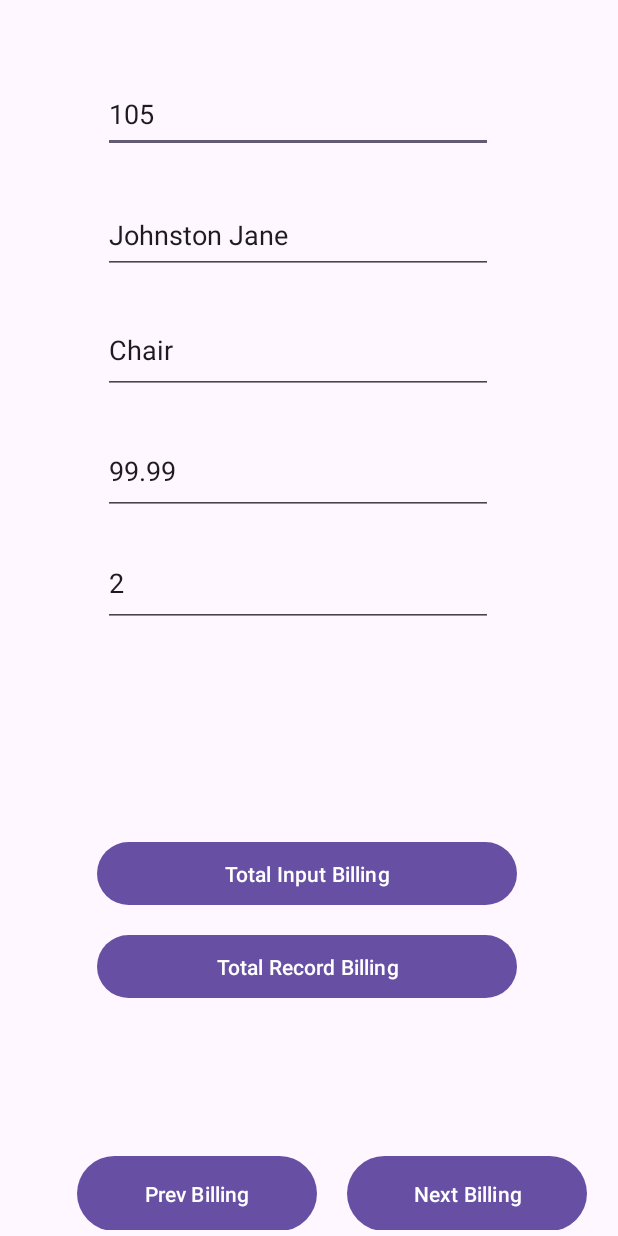
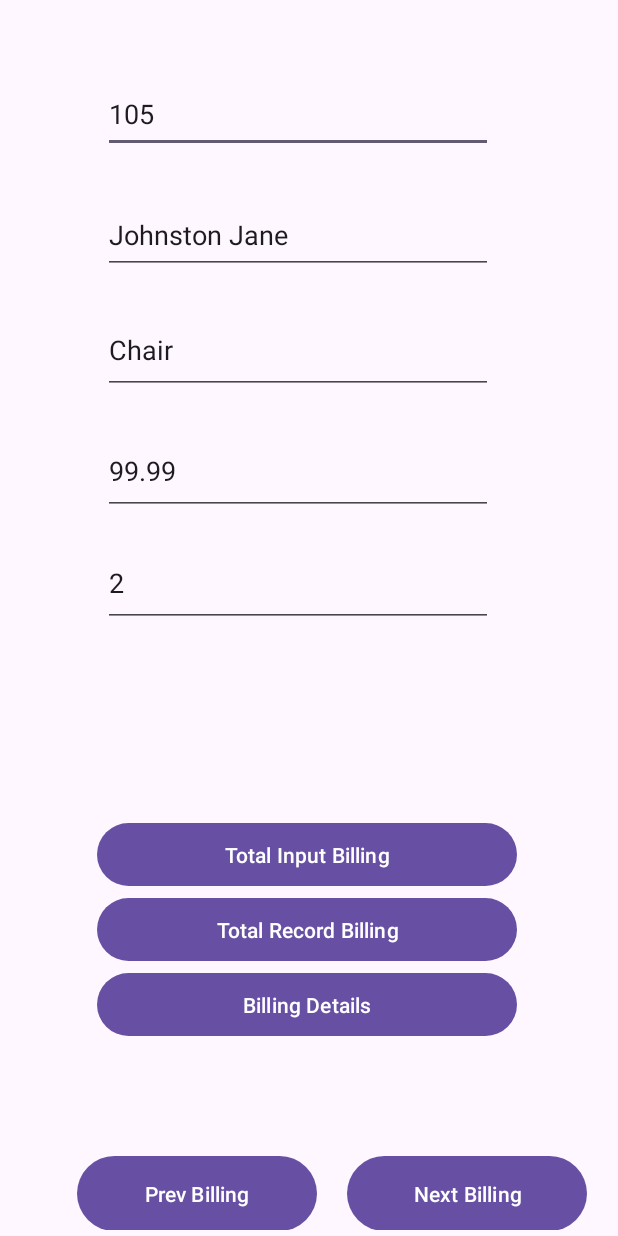
Before and after one commit to Karishma0407/VC-Mobile-Application, an Android app: the screen it shows after launch (MainActivity), on a phone screen of 412 x 824 dp. Run offline under Robolectric (Android 15) with nearby library versions, the phone set to English and light mode, and no system bars.

Commit message:
Lab3 course project, Billing ativity

```diff
--- a/Lab3/BillingProject/app/src/main/AndroidManifest.xml
+++ b/Lab3/BillingProject/app/src/main/AndroidManifest.xml
@@ -13,6 +13,9 @@
         android:theme="@style/Theme.BillingProject"
         tools:targetApi="31">
         <activity
+            android:name=".BillingActivity"
+            android:exported="false" />
+        <activity
             android:name=".MainActivity"
             android:exported="true">
             <intent-filter>
--- a/Lab3/BillingProject/app/src/main/java/com/example/billingproject/MainActivity.java
+++ b/Lab3/BillingProject/app/src/main/java/com/example/billingproject/MainActivity.java
@@ -1,7 +1,13 @@
 package com.example.billingproject;
 
+import androidx.activity.result.ActivityResult;
+import androidx.activity.result.ActivityResultCallback;
+import androidx.activity.result.ActivityResultLauncher;
+import androidx.activity.result.contract.ActivityResultContracts;
 import androidx.appcompat.app.AppCompatActivity;
 
+import android.app.Activity;
+import android.content.Intent;
 import android.os.Bundle;
 import android.util.Log;
 import android.view.View;
@@ -21,12 +27,15 @@ public class MainActivity extends AppCompatActivity {
     private TextView recordBillingText_view;
     private Button totalInputBilling_button;
     private Button totalRecordBilling_button;
+    private Button billingDetails_button;
     private Button prev_button;
     private Button next_button;
 
     private int currentIndex = 0;
     public static  String TAG = "Billing Project";
     public static String KEY_INDEX = "index";
+
+    public Billing[] all_billingRecords;
 
     @Override
     protected void onCreate(Bundle savedInstanceState) {
@@ -39,7 +48,7 @@ public class MainActivity extends AppCompatActivity {
         Billing billingRecord3 = new Billing(113, "Samson Amina", "KeyUSB", 14.99, 2);
 
         //Data Structure: Array of Objects
-        Billing[] all_billingRecords = new Billing[]{billingRecord1, billingRecord2, billingRecord3};
+        all_billingRecords = new Billing[]{billingRecord1, billingRecord2, billingRecord3};
 
         if (savedInstanceState != null) {
             currentIndex = savedInstanceState.getInt(KEY_INDEX);
@@ -122,7 +131,66 @@ public class MainActivity extends AppCompatActivity {
             }
         });
 
-    }
+        //Get the view of billing_details_button
+        billingDetails_button = (Button) findViewById(R.id.billing_details_button);
+        billingDetails_button.setOnClickListener(new View.OnClickListener() {
+            @Override
+            public void onClick(View view) {
+/*
+                //Start new Activity BillingActivity
+                //The first approach is to call startActivity as Unidirectional Communication
+                //Only use when sending data from parent activity to child activity
+                int clientId = all_billingRecords[currentIndex].getClient_id();
+                String clientName = all_billingRecords[currentIndex].getClient_name();
+                String prdName = all_billingRecords[currentIndex].getProduct_name();
+                double prdPrice = all_billingRecords[currentIndex].getPrd_price();
+                int prdQty = all_billingRecords[currentIndex].getPrd_qty();
+                //calling the coding Extra
+                Intent intent = BillingActivity.newIntent(MainActivity.this, clientId, clientName,
+                        prdName, prdPrice, prdQty);
+                //StartActivity(intent);
+                startActivityIntent.launch(intent);
+*/
+            }
+        });
+    } //end of onCreate()
+
+    ActivityResultLauncher<Intent> startActivityIntent = registerForActivityResult(
+            new ActivityResultContracts.StartActivityForResult(),
+            new ActivityResultCallback<ActivityResult>() {
+                @Override
+                public void onActivityResult(ActivityResult result) {
+                    //Decoding of extra data Intent
+                    if (result.getResultCode() != Activity.RESULT_OK)
+                    {
+                        return;
+                    }else
+                    {
+                        Billing billingUpdateInfo = BillingActivity.sendMessageBillingUpdateResult(result.getData());
+                        clientIdEdit_view.setText(billingUpdateInfo.getClient_id());
+                        clientNameEdit_view.setText(billingUpdateInfo.getClient_name());
+                        productNameEdit_view.setText(billingUpdateInfo.getProduct_name());
+                        productPriceEdit_view.setText(String.valueOf(billingUpdateInfo.getPrd_price()));
+                        productQuantityEdit_view.setText(String.valueOf(billingUpdateInfo.getPrd_qty()));
+
+                        Toast.makeText(MainActivity.this, "Updated Billing Record: " +
+                                        "Client: " + all_billingRecords[currentIndex].getClient_id() +
+                                        ", " + all_billingRecords[currentIndex].getClient_name() +
+                                        ", Product: " + all_billingRecords[currentIndex].getProduct_name() +
+                                        " is " + String.format("%.2f", all_billingRecords[currentIndex].CalculateBilling()) + "$",
+                                Toast.LENGTH_SHORT).show();
+
+                        //Update the array element
+                        all_billingRecords[currentIndex].setClient_id(billingUpdateInfo.getClient_id());
+                        all_billingRecords[currentIndex].setClient_name(billingUpdateInfo.getClient_name());
+                        all_billingRecords[currentIndex].setProduct_name(billingUpdateInfo.getProduct_name());
+                        all_billingRecords[currentIndex].setPrd_price(billingUpdateInfo.getPrd_price());
+                        all_billingRecords[currentIndex].setPrd_qty(billingUpdateInfo.getPrd_qty());
+                    }
+
+                }
+            }
+    );
 
     @Override
     public void onStart(){
--- a/Lab3/BillingProject/app/src/main/res/layout-land/activity_main.xml
+++ b/Lab3/BillingProject/app/src/main/res/layout-land/activity_main.xml
@@ -85,7 +85,6 @@
             android:layout_width="280dp"
             android:layout_height="50dp"
             android:layout_gravity="center_horizontal"
-            android:layout_marginBottom="12dp"
             android:text="@string/total_input_billing_button" />
 
         <Button
@@ -94,6 +93,13 @@
             android:layout_height="50dp"
             android:layout_gravity="center_horizontal"
             android:text="@string/total_record_billing_button" />
+
+        <Button
+            android:id="@+id/billing_details_button"
+            android:layout_width="280dp"
+            android:layout_height="50dp"
+            android:layout_gravity="center_horizontal"
+            android:text="@string/billing_details_button" />
     </LinearLayout>
 
     <LinearLayout
--- a/Lab3/BillingProject/app/src/main/res/layout/activity_main.xml
+++ b/Lab3/BillingProject/app/src/main/res/layout/activity_main.xml
@@ -79,7 +79,7 @@
     <LinearLayout
         android:id="@+id/linearLayout"
         android:layout_width="342dp"
-        android:layout_height="254dp"
+        android:layout_height="264dp"
         android:orientation="vertical"
         app:layout_constraintBottom_toBottomOf="parent"
         app:layout_constraintEnd_toEndOf="@+id/product_quantity_edit_view"
@@ -93,7 +93,7 @@
             android:layout_width="280dp"
             android:layout_height="50dp"
             android:layout_gravity="center_horizontal"
-            android:layout_marginBottom="12dp"
+            android:layout_marginBottom="6dp"
             android:text="@string/total_billing_text_view" />
 
         <TextView
@@ -101,7 +101,7 @@
             android:layout_width="280dp"
             android:layout_height="50dp"
             android:layout_gravity="center_horizontal"
-            android:layout_marginBottom="12dp"
+            android:layout_marginBottom="6dp"
             android:text="@string/record_billing_text_view" />
 
         <Button
@@ -109,7 +109,6 @@
             android:layout_width="280dp"
             android:layout_height="50dp"
             android:layout_gravity="center_horizontal"
-            android:layout_marginBottom="12dp"
             android:text="@string/total_input_billing_button" />
 
         <Button
@@ -118,6 +117,14 @@
             android:layout_height="50dp"
             android:layout_gravity="center_horizontal"
             android:text="@string/total_record_billing_button" />
+
+        <Button
+            android:id="@+id/billing_details_button"
+            android:layout_width="280dp"
+            android:layout_height="50dp"
+            android:layout_gravity="center_horizontal"
+            android:text="@string/billing_details_button" />
+
     </LinearLayout>
 
     <LinearLayout
--- a/Lab3/BillingProject/app/src/main/res/values/strings.xml
+++ b/Lab3/BillingProject/app/src/main/res/values/strings.xml
@@ -1,14 +1,29 @@
 <resources>
     <string name="app_name">BillingProject</string>
-    <string name="client_id_edit_view">Client Id</string>
-    <string name="client_name_edit_view">Client Name</string>
-    <string name="product_name_edit_view">Product Name</string>
-    <string name="product_price_edit_view">Product Price</string>
-    <string name="product_quantity_edit_view">Product Quantity</string>
+<!--    Main Activity-->
+    <string name="client_id_edit_view">Please Enter Client Id</string>
+    <string name="client_name_edit_view">Please Enter Client Name</string>
+    <string name="product_name_edit_view">Please Enter Product Name</string>
+    <string name="product_price_edit_view">Please Enter Product Price</string>
+    <string name="product_quantity_edit_view">Please Enter Product Quantity</string>
     <string name="total_billing_text_view"></string>
     <string name="record_billing_text_view"></string>
     <string name="total_input_billing_button">Total Input Billing</string>
     <string name="total_record_billing_button">Total Record Billing</string>
+    <string name="billing_details_button">Billing Details</string>
     <string name="prev_billing_button">Prev Billing</string>
     <string name="next_billing_button">Next Billing</string>
+
+<!--    Billing Activity-->
+    <string name="client_id_label_billingA">Client ID</string>
+    <string name="client_id_edit_view_billingA">ID</string>
+    <string name="client_name_label_billingA">Client Name</string>
+    <string name="client_name_edit_view_billingA">Name</string>
+    <string name="product_name_label_billingA">Product Name</string>
+    <string name="product_name_edit_view_billingA">Name</string>
+    <string name="product_price_label_billingA">Product Price</string>
+    <string name="product_price_edit_view_billingA">Price</string>
+    <string name="product_qty_label_billingA">Product Qty</string>
+    <string name="product_qty_edit_view_billingA">Qty</string>
+    <string name="billing_update_button">Billing Update</string>
 </resources>
```
Also changed, not shown: Lab3/BillingProject/app/src/main/java/com/example/billingproject/BillingActivity.java (added, +116 -0 lines), Lab3/BillingProject/app/src/main/res/layout/activity_billing.xml (added, +153 -0 lines).
